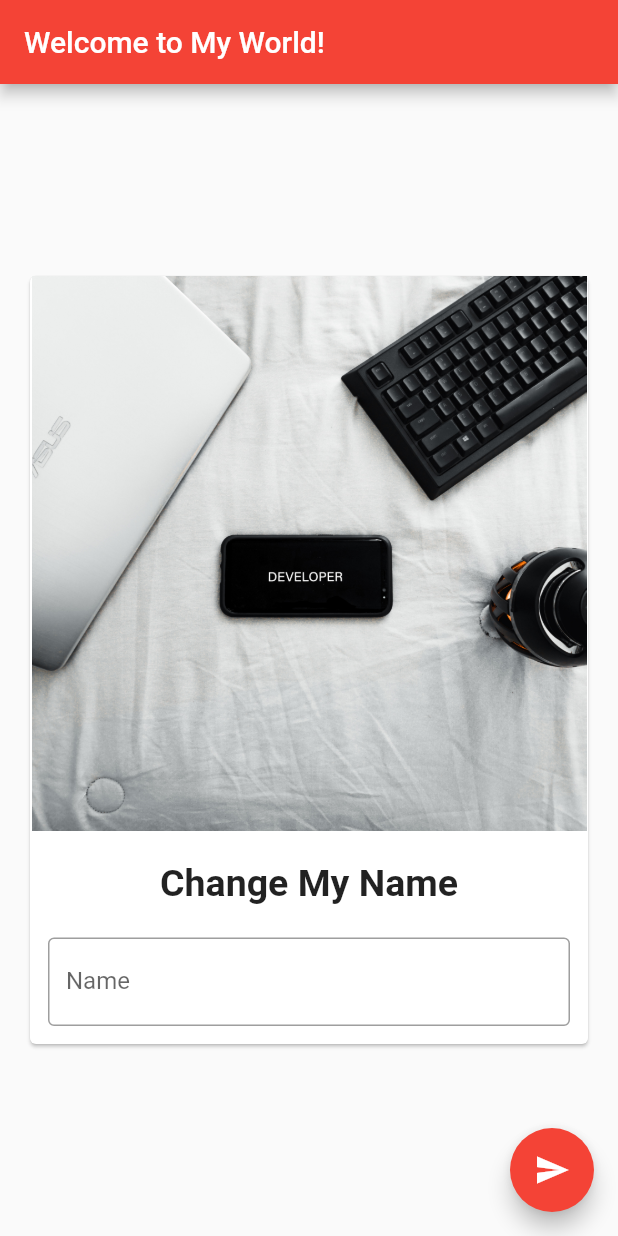
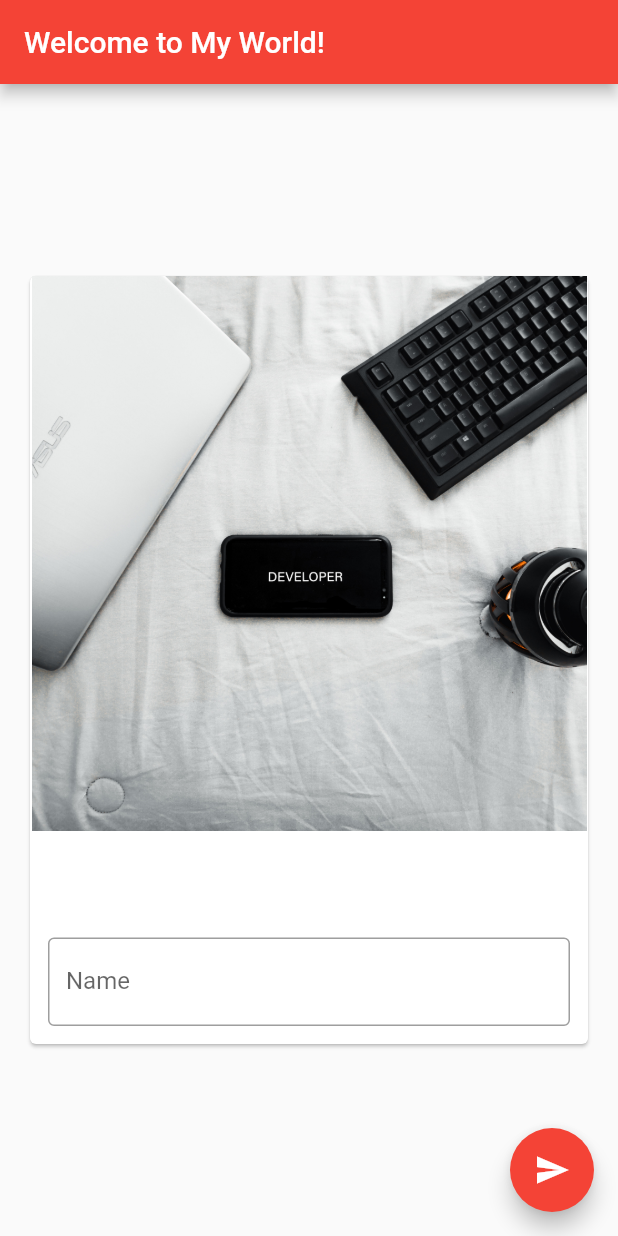
Before and after one commit to bhavneetsingh58/flutter_tutorial_practice, a Flutter app: the screen it shows after launch, after a tap on the "send" icon, on a phone screen of 412 x 824 dp. Run offline on Flutter 3.47's test engine with Material 2 defaults, Android fonts, the phone set to English and light mode, and no system bars.

Commit message:
controller(user input)

```diff
--- a/lib/main.dart
+++ b/lib/main.dart
@@ -28,6 +28,7 @@ class MyHomePage extends StatefulWidget {
 
 class _MyHomePageState extends State<MyHomePage> {
   var myText ="Change My Name";
+  TextEditingController _nameController = TextEditingController();
   @override
   Widget build(BuildContext context) {
     return Scaffold(
@@ -48,10 +49,13 @@ class _MyHomePageState extends State<MyHomePage> {
           SizedBox(height: 10,),
           Padding(
             padding: const EdgeInsets.all(12.0),
-            child: TextField(decoration: InputDecoration(
+            child: TextField(
+            controller: _nameController,
+            decoration: InputDecoration(
             border: OutlineInputBorder(),
             hintText: "Enter Some Text",
             labelText: "Name",),
+
             ),
           ),
 
@@ -65,8 +69,9 @@ class _MyHomePageState extends State<MyHomePage> {
 
 
 
-    floatingActionButton: FloatingActionButton(onPressed: (){},child: Icon(Icons.send),),
-    //SliderDrawer.dart
+    floatingActionButton: FloatingActionButton(onPressed: (){myText = _nameController.text;
+    setState(() {});},child: Icon(Icons.send),),
+    //drawer: SliderDrawer() ,
     );
   }
 }
--- a/lib/sliderDrawer.dart
+++ b/lib/sliderDrawer.dart
@@ -3,8 +3,7 @@ import 'package:flutter/material.dart';
 class SliderDrawer extends StatelessWidget {
   @override
   Widget build(BuildContext context) {
-    return Scaffold(
-      drawer: Drawer(
+    return Drawer(
       child:ListView(
         padding: const EdgeInsets.all(0),
         children: <Widget>[
@@ -37,7 +36,7 @@ class SliderDrawer extends StatelessWidget {
         ],
       ),
 
-      ),
+
     );
   }
 }
```
